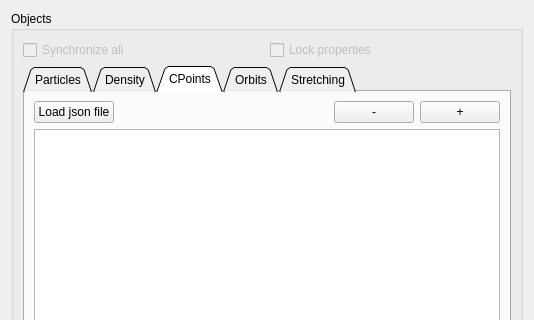
Before: the Qt Designer form src/formobjectcontrol.ui in jcldc/glnemo2, drawn with Qt 5; both pictures show x 0 to 534 and y 0 to 320 of the 534 by 1069 pixel window.
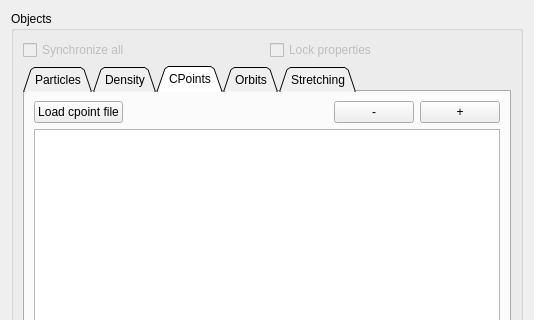
After: the same form once the commit is applied. Icons and pictures are not drawn.

Commit message: Enable/disable widgets and add tooltips

```diff
--- a/src/formobjectcontrol.ui
+++ b/src/formobjectcontrol.ui
@@ -1324,7 +1324,7 @@
             <item>
              <widget class="QPushButton" name="load_cpoints_file">
               <property name="text">
-               <string>Load json file</string>
+               <string>Load cpoint file</string>
               </property>
              </widget>
             </item>
```
Left out of the diff: 37 changed lines with no effect on the pictures. The commit also changes 1 other file.
